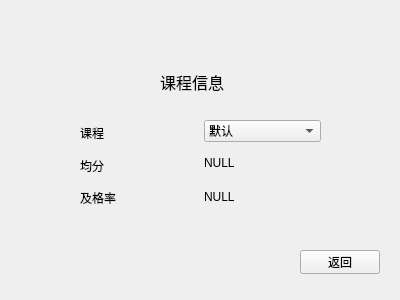
NogiNonoka/StudentStatusManagementSystem, file SSMS/course_widget.ui: the form before one commit.
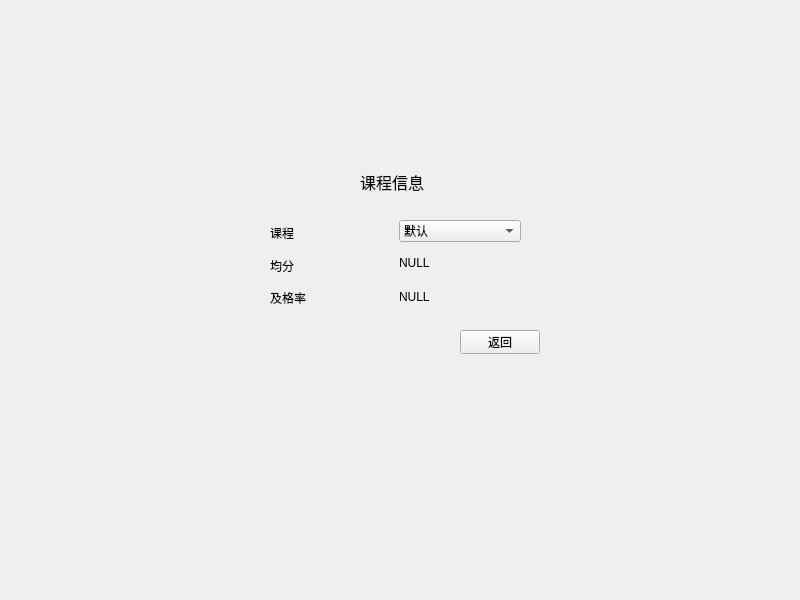
The form after the commit.

Commit message: Update New Module Browser && Course

Patch:
```diff
--- a/SSMS/course_widget.ui
+++ b/SSMS/course_widget.ui
@@ -6,8 +6,8 @@
    <rect>
     <x>0</x>
     <y>0</y>
-    <width>400</width>
-    <height>300</height>
+    <width>800</width>
+    <height>600</height>
    </rect>
   </property>
   <property name="windowTitle">
@@ -16,8 +16,8 @@
   <widget class="QPushButton" name="returnButton">
    <property name="geometry">
     <rect>
-     <x>300</x>
-     <y>250</y>
+     <x>460</x>
+     <y>330</y>
      <width>80</width>
      <height>24</height>
     </rect>
@@ -29,8 +29,8 @@
   <widget class="QLabel" name="widgetLabel">
    <property name="geometry">
     <rect>
-     <x>160</x>
-     <y>70</y>
+     <x>360</x>
+     <y>170</y>
      <width>80</width>
      <height>23</height>
     </rect>
@@ -45,12 +45,12 @@
     <string>课程信息</string>
    </property>
   </widget>
-  <widget class="QWidget" name="">
+  <widget class="QWidget" name="layoutWidget">
    <property name="geometry">
     <rect>
-     <x>80</x>
-     <y>120</y>
-     <width>241</width>
+     <x>270</x>
+     <y>220</y>
+     <width>251</width>
      <height>91</height>
     </rect>
    </property>
```
Left out of the diff: 2 changed lines with no effect on the pictures. The commit also changes 15 other files.
